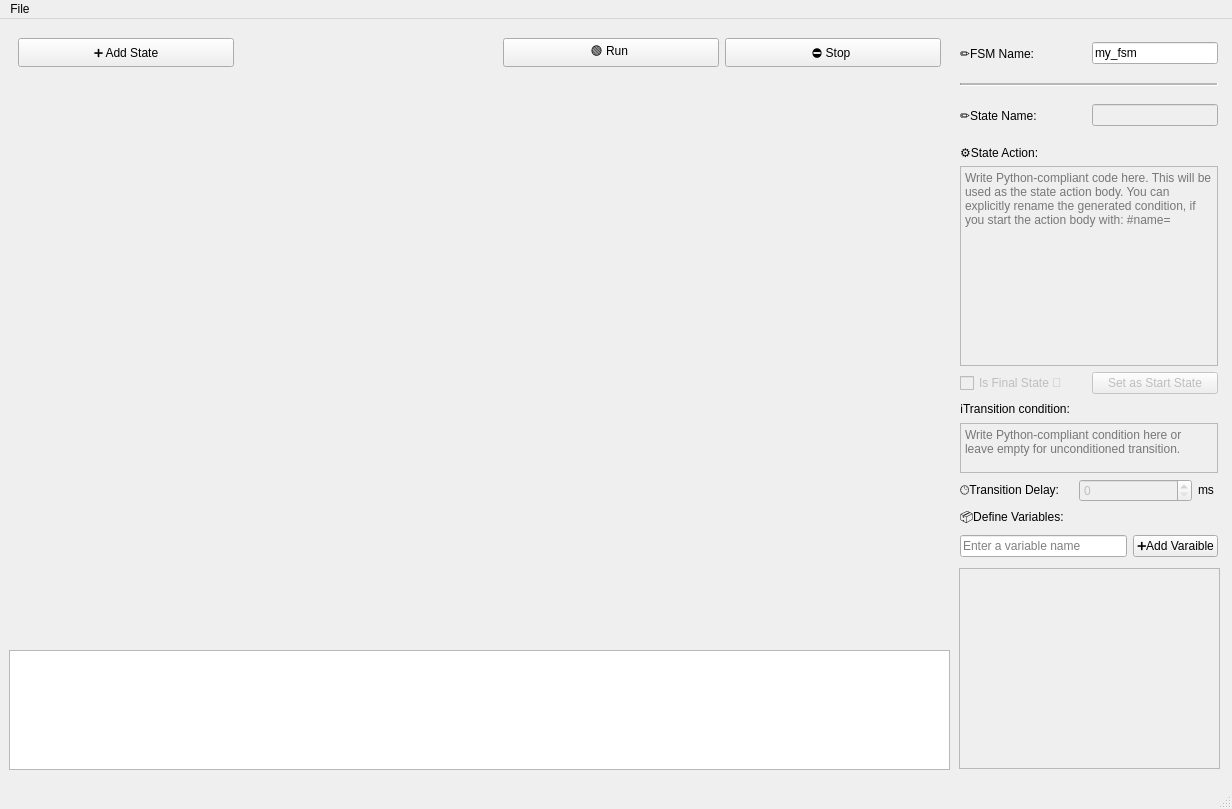
The window that src/mainwindow.ui (JosefAmbruz/ICP-projekt) describes before a commit, drawn with Qt 5.
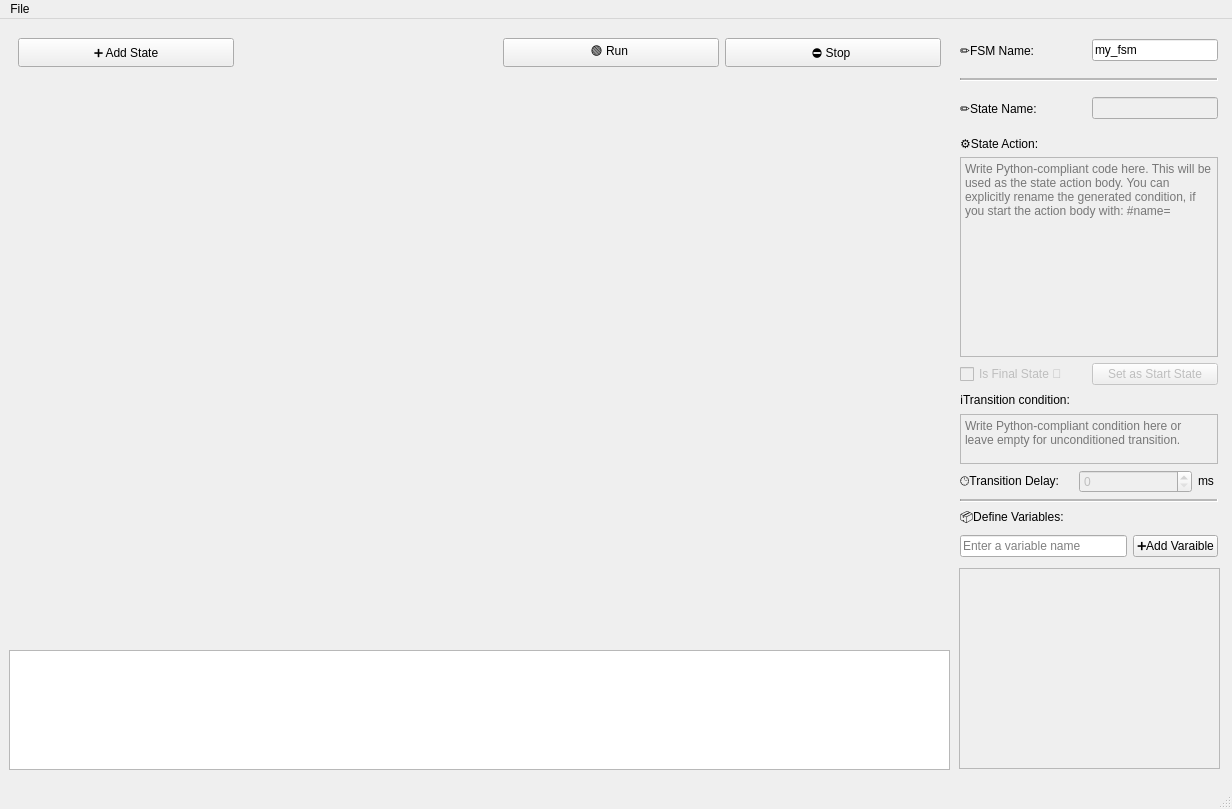
The same window after the commit.

Commit message: feat: extracting variables and their values from ui

Patch:
```diff
--- a/src/mainwindow.ui
+++ b/src/mainwindow.ui
@@ -338,6 +338,19 @@
        </item>
       </layout>
      </item>
+     <item>
+      <widget class="Line" name="line_2">
+       <property name="lineWidth">
+        <number>1</number>
+       </property>
+       <property name="midLineWidth">
+        <number>2</number>
+       </property>
+       <property name="orientation">
+        <enum>Qt::Horizontal</enum>
+       </property>
+      </widget>
+     </item>
      <item>
       <widget class="QLabel" name="label_3">
        <property name="sizePolicy">
```
Left out of the diff: 3 changed lines with no effect on the pictures. The commit also changes 2 other files.
